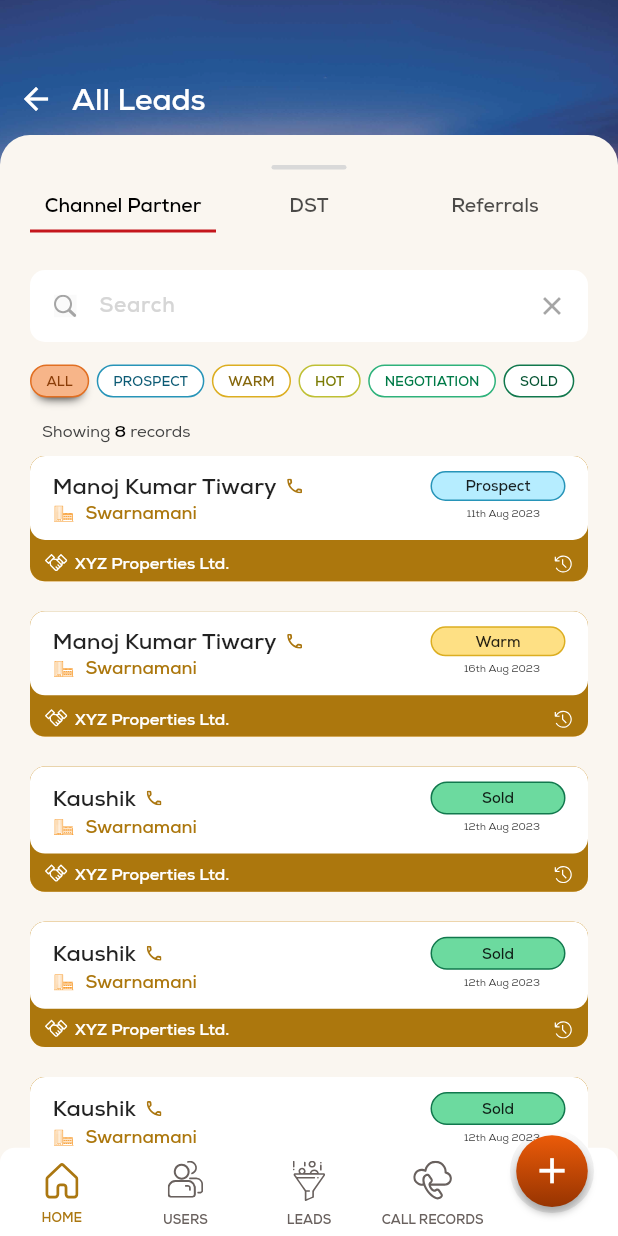
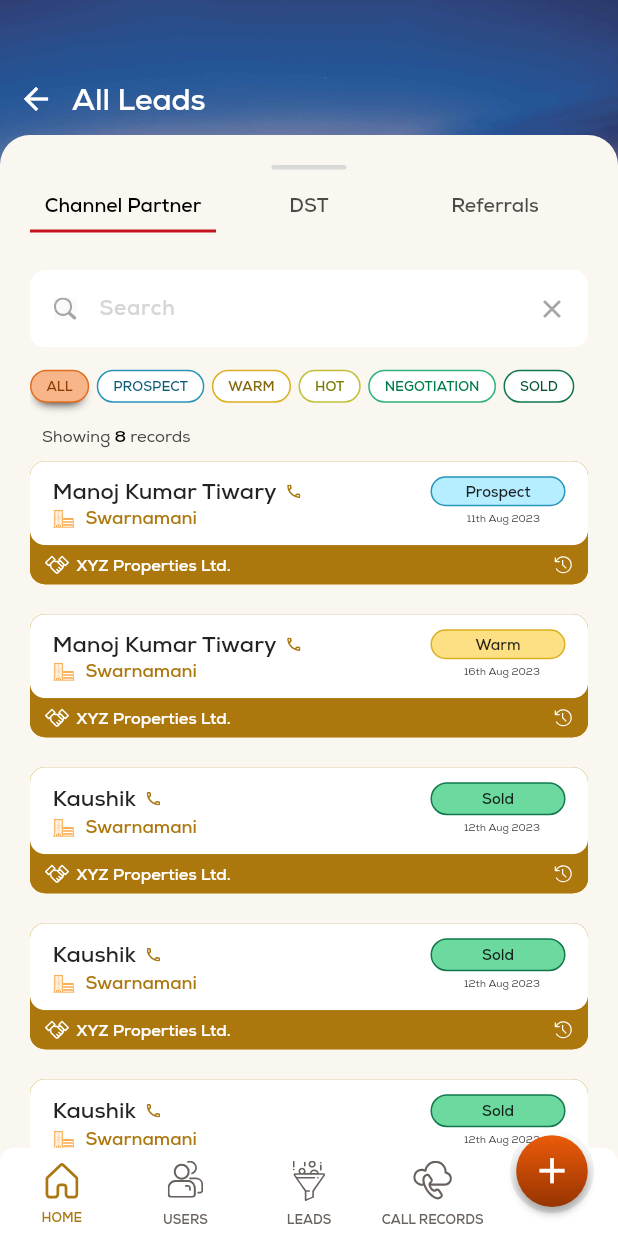
Before and after one commit to vikaspizone/leads, a Flutter app: the LeadsView screen opened by its route, on a phone screen of 412 x 824 dp. Run offline on Flutter 3.47's test engine with Material 2 defaults, Android fonts, the light colour scheme and no system bars; drawn by our look-alikes of flutter_slidable; our stand-ins replace fl_chart, flip_card, flutter_svg, stacked, stacked_services, stacked_shared and 1 more.

Commit message:
leads and call view responsiveness

```diff
--- a/lib/widgets/custom_lead_tile.dart
+++ b/lib/widgets/custom_lead_tile.dart
@@ -82,40 +82,15 @@ class _CustomTileState extends State<CustomTile>
 
                 setState(() {});
               },
-              child: Stack(
+              child: Column(
                 children: [
                   Container(
-                    height: isShow
-                        ? screenDimension(context) / 12.83
-                        : screenDimension(context) / 14.8,
-                    padding:
-                        const EdgeInsets.symmetric(horizontal: 10, vertical: 5),
                     decoration: BoxDecoration(
+                      color: const Color.fromARGB(255, 172, 119, 13),
                       borderRadius: BorderRadius.circular(10),
-                      color: const Color.fromARGB(255, 172, 119, 13),
                     ),
-                    child: Row(
-                      crossAxisAlignment: CrossAxisAlignment.end,
+                    child: Column(
                       children: [
-                        SvgPicture.asset(
-                          'assets/all-leads-icons/handshake-icon.svg',
-                          height: 15,
-                        ),
-                        horizontalSpaceTiny,
-                        Text(widget.companyName,
-                            style: const TextStyle(
-                                color: Colors.white,
-                                fontSize: 11,
-                                fontFamily: 'Nexa-Bold')),
-                        const Expanded(child: SizedBox()),
-                        SvgPicture.asset(
-                          'assets/all-leads-icons/timer-icon.svg',
-                          height: 13,
-                          width: 13,
-                        ),
-                      ],
-                    ),
-                  ),
                         Container(
                           alignment: Alignment.centerLeft,
                           padding: const EdgeInsets.symmetric(
@@ -141,7 +116,6 @@ class _CustomTileState extends State<CustomTile>
                                   horizontalSpaceSmall,
                                   SvgPicture.asset(
                                     'assets/all-leads-icons/phone-icon.svg',
-                              height: 10,
                                   ),
                                   const Expanded(child: SizedBox()),
                                   widget.status == 'Sold'
@@ -151,9 +125,11 @@ class _CustomTileState extends State<CustomTile>
                                           alignment: Alignment.center,
                                           decoration: BoxDecoration(
                                               color: widget.statusColor,
-                                        borderRadius: BorderRadius.circular(12),
+                                              borderRadius:
+                                                  BorderRadius.circular(12),
                                               border: Border.all(
-                                            color: widget.statusBorderColor)),
+                                                  color: widget
+                                                      .statusBorderColor)),
                                           child: Text(widget.status,
                                               style: const TextStyle(
                                                   fontSize: 10,
@@ -164,9 +140,11 @@ class _CustomTileState extends State<CustomTile>
                                           alignment: Alignment.center,
                                           decoration: BoxDecoration(
                                               color: widget.statusColor,
-                                        borderRadius: BorderRadius.circular(12),
+                                              borderRadius:
+                                                  BorderRadius.circular(12),
                                               border: Border.all(
-                                            color: widget.statusBorderColor)),
+                                                  color: widget
+                                                      .statusBorderColor)),
                                           child: Text(widget.status,
                                               style: const TextStyle(
                                                   fontSize: 10,
@@ -178,8 +156,6 @@ class _CustomTileState extends State<CustomTile>
                                 children: [
                                   SvgPicture.asset(
                                     'assets/all-leads-icons/building-icon.svg',
-                              height: 12,
-                              width: 15,
                                   ),
                                   horizontalSpaceSmall,
                                   Text(
@@ -188,7 +164,8 @@ class _CustomTileState extends State<CustomTile>
                                         fontSize: 12,
                                         fontFamily: 'Nexa-Bold',
                                         fontWeight: FontWeight.w400,
-                                  color: Color.fromARGB(255, 172, 119, 13)),
+                                        color:
+                                            Color.fromARGB(255, 172, 119, 13)),
                                   ),
                                   const Expanded(child: SizedBox()),
                                   Text(
@@ -202,8 +179,7 @@ class _CustomTileState extends State<CustomTile>
                                 ],
                               ),
                               if (isShow) ...[verticalSpaceTiny],
-                        isShow
-                            ? SizeTransition(
+                              SizeTransition(
                                 axisAlignment: 1.0,
                                 sizeFactor: animation,
                                 child: Row(
@@ -241,8 +217,6 @@ class _CustomTileState extends State<CustomTile>
                                     const Expanded(child: SizedBox()),
                                     SvgPicture.asset(
                                       'assets/all-leads-icons/calendar-icon.svg',
-                                      height: 7,
-                                      width: 7,
                                     ),
                                     horizontalSpaceTiny,
                                     Text(
@@ -256,8 +230,36 @@ class _CustomTileState extends State<CustomTile>
                                     )
                                   ],
                                 ),
-                              )
-                            : Container(),
+                              ),
+                            ],
+                          ),
+                        ),
+                        Container(
+                          padding: const EdgeInsets.symmetric(
+                              horizontal: 10, vertical: 5),
+                          decoration: BoxDecoration(
+                            borderRadius: BorderRadius.circular(10),
+                            color: const Color.fromARGB(255, 172, 119, 13),
+                          ),
+                          child: Row(
+                            crossAxisAlignment: CrossAxisAlignment.center,
+                            children: [
+                              SvgPicture.asset(
+                                'assets/all-leads-icons/handshake-icon.svg',
+                              ),
+                              horizontalSpaceTiny,
+                              Text(widget.companyName,
+                                  style: const TextStyle(
+                                      color: Colors.white,
+                                      fontSize: 11,
+                                      fontFamily: 'Nexa-Bold')),
+                              const Expanded(child: SizedBox()),
+                              SvgPicture.asset(
+                                'assets/all-leads-icons/timer-icon.svg',
+                              ),
+                            ],
+                          ),
+                        ),
                       ],
                     ),
                   ),
@@ -284,8 +286,6 @@ class _CustomTileState extends State<CustomTile>
                             verticalSpaceTiny,
                             SvgPicture.asset(
                               'assets/all-leads-icons/follow-up-icon.svg',
-                              height: 20,
-                              width: 20,
                             ),
                             const Text('Follow Up',
                                 style: TextStyle(
@@ -308,8 +308,6 @@ class _CustomTileState extends State<CustomTile>
                             verticalSpaceTiny,
                             SvgPicture.asset(
                               'assets/all-leads-icons/archive-icon.svg',
-                              height: 20,
-                              width: 20,
                             ),
                             const Text('Archive',
                                 style: TextStyle(
@@ -332,8 +330,6 @@ class _CustomTileState extends State<CustomTile>
                             verticalSpaceTiny,
                             SvgPicture.asset(
                               'assets/all-leads-icons/view-icon.svg',
-                              height: 20,
-                              width: 20,
                             ),
                             const Text('View',
                                 style: TextStyle(
--- a/lib/widgets/input.dart
+++ b/lib/widgets/input.dart
@@ -12,6 +12,7 @@ class Input extends StatelessWidget {
   @override
   Widget build(BuildContext context) {
     return Container(
+      height: screenDimension(context) / 24,
       padding: const EdgeInsets.only(left: 6),
       decoration: BoxDecoration(
           color: Colors.white, borderRadius: BorderRadius.circular(10)),
```
Also changed, not shown: lib/ui/views/incoming_call/call_detail_card.dart (+18 -25 lines), pubspec.lock. Lines whose indentation alone changed are shown as unchanged.
